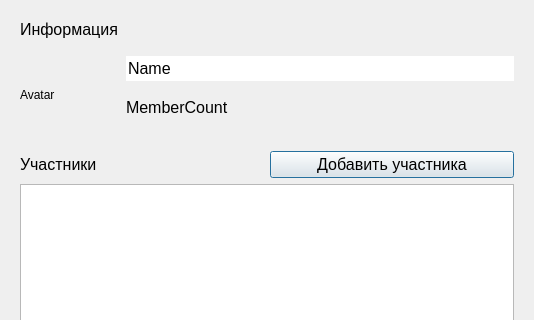
Before: the Qt Designer form ui/chatdialog.ui in Korostast/chat-database-project, drawn with Qt 5; both pictures show x 0 to 534 and y 0 to 320 of the 534 by 638 pixel window.
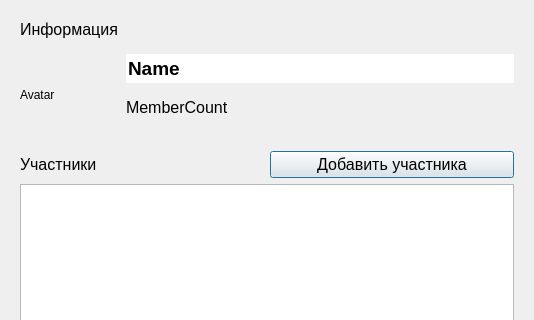
After: the same form once the commit is applied. Custom widgets are drawn as their Qt base class.

```diff
--- a/ui/chatdialog.ui
+++ b/ui/chatdialog.ui
@@ -76,7 +76,8 @@
              </property>
              <property name="font">
               <font>
-               <pointsize>12</pointsize>
+               <pointsize>14</pointsize>
+               <bold>true</bold>
               </font>
              </property>
              <property name="focusPolicy">
```
